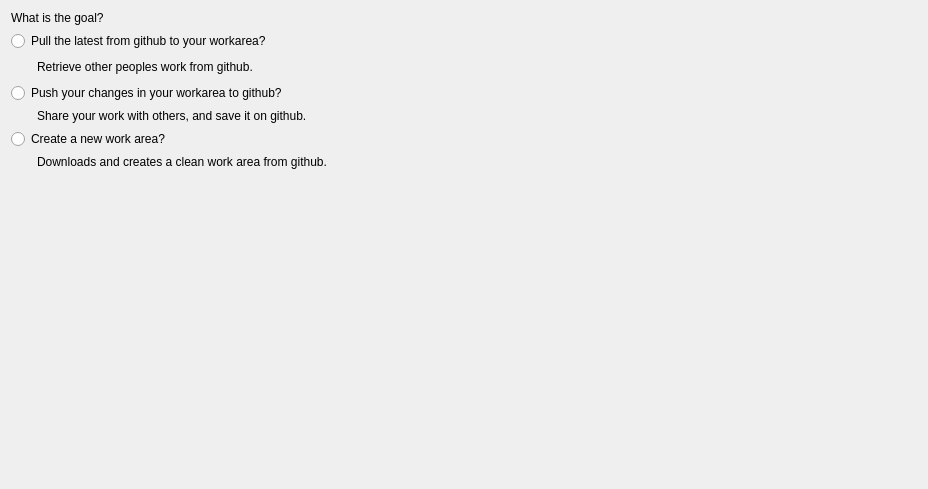
First picture: the form in Ui/SelectGoal.ui, repository towel42-com/EZGit, before the edit.
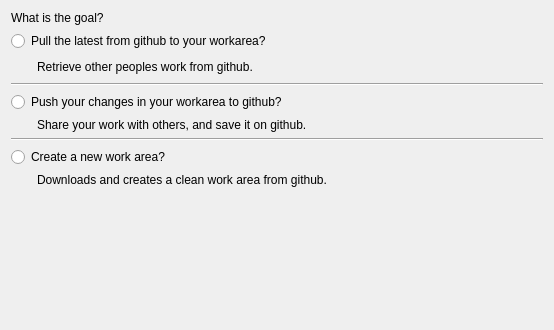
Second picture: the form after the edit.

Commit message: Clean up the GUI for goal selection

Patch:
```diff
--- a/Ui/SelectGoal.ui
+++ b/Ui/SelectGoal.ui
@@ -6,8 +6,8 @@
    <rect>
     <x>0</x>
     <y>0</y>
-    <width>928</width>
-    <height>489</height>
+    <width>554</width>
+    <height>330</height>
    </rect>
   </property>
   <property name="windowTitle">
@@ -17,58 +17,14 @@
    <string>What would you like to do?</string>
   </property>
   <layout class="QGridLayout" name="gridLayout">
-   <item row="3" column="0" colspan="2">
+   <item row="4" column="0" colspan="2">
     <widget class="QRadioButton" name="push">
      <property name="text">
       <string>Push your changes in your workarea to github?</string>
      </property>
     </widget>
    </item>
-   <item row="5" column="0" colspan="2">
-    <widget class="QRadioButton" name="clone">
-     <property name="text">
-      <string>Create a new work area?</string>
-     </property>
-    </widget>
-   </item>
-   <item row="6" column="1">
-    <widget class="QLabel" name="label_4">
-     <property name="text">
-      <string>Downloads and creates a clean work area from github.</string>
-     </property>
-    </widget>
-   </item>
-   <item row="2" column="0">
-    <spacer name="horizontalSpacer">
-     <property name="orientation">
-      <enum>Qt::Orientation::Horizontal</enum>
-     </property>
-     <property name="sizeType">
-      <enum>QSizePolicy::Policy::Fixed</enum>
-     </property>
-     <property name="sizeHint" stdset="0">
-      <size>
-       <width>20</width>
-       <height>20</height>
-      </size>
-     </property>
-    </spacer>
-   </item>
-   <item row="4" column="1">
-    <widget class="QLabel" name="label_3">
-     <property name="text">
-      <string>Share your work with others, and save it on github.</string>
-     </property>
-    </widget>
-   </item>
-   <item row="2" column="1">
-    <widget class="QLabel" name="label_2">
-     <property name="text">
-      <string>Retrieve other peoples work from github.</string>
-     </property>
-    </widget>
-   </item>
-   <item row="7" column="0">
+   <item row="9" column="0">
     <spacer name="verticalSpacer">
      <property name="orientation">
       <enum>Qt::Orientation::Vertical</enum>
@@ -81,6 +37,19 @@
      </property>
     </spacer>
    </item>
+   <item row="2" column="2">
+    <spacer name="horizontalSpacer_2">
+     <property name="orientation">
+      <enum>Qt::Orientation::Horizontal</enum>
+     </property>
+     <property name="sizeHint" stdset="0">
+      <size>
+       <width>40</width>
+       <height>20</height>
+      </size>
+     </property>
+    </spacer>
+   </item>
    <item row="1" column="0" colspan="2">
     <widget class="QRadioButton" name="pull">
      <property name="text">
@@ -95,19 +64,64 @@
      </property>
     </widget>
    </item>
-   <item row="2" column="2">
-    <spacer name="horizontalSpacer_2">
+   <item row="8" column="1">
+    <widget class="QLabel" name="label_4">
+     <property name="text">
+      <string>Downloads and creates a clean work area from github.</string>
+     </property>
+    </widget>
+   </item>
+   <item row="7" column="0" colspan="2">
+    <widget class="QRadioButton" name="clone">
+     <property name="text">
+      <string>Create a new work area?</string>
+     </property>
+    </widget>
+   </item>
+   <item row="3" column="0" colspan="3">
+    <widget class="Line" name="line">
      <property name="orientation">
       <enum>Qt::Orientation::Horizontal</enum>
+     </property>
+    </widget>
+   </item>
+   <item row="2" column="1">
+    <widget class="QLabel" name="label_2">
+     <property name="text">
+      <string>Retrieve other peoples work from github.</string>
+     </property>
+    </widget>
+   </item>
+   <item row="2" column="0">
+    <spacer name="horizontalSpacer">
+     <property name="orientation">
+      <enum>Qt::Orientation::Horizontal</enum>
+     </property>
+     <property name="sizeType">
+      <enum>QSizePolicy::Policy::Fixed</enum>
      </property>
      <property name="sizeHint" stdset="0">
       <size>
-       <width>40</width>
+       <width>20</width>
        <height>20</height>
       </size>
      </property>
     </spacer>
    </item>
+   <item row="5" column="1">
+    <widget class="QLabel" name="label_3">
+     <property name="text">
+      <string>Share your work with others, and save it on github.</string>
+     </property>
+    </widget>
+   </item>
+   <item row="6" column="0" colspan="3">
+    <widget class="Line" name="line_2">
+     <property name="orientation">
+      <enum>Qt::Orientation::Horizontal</enum>
+     </property>
+    </widget>
+   </item>
   </layout>
  </widget>
  <resources/>
```
